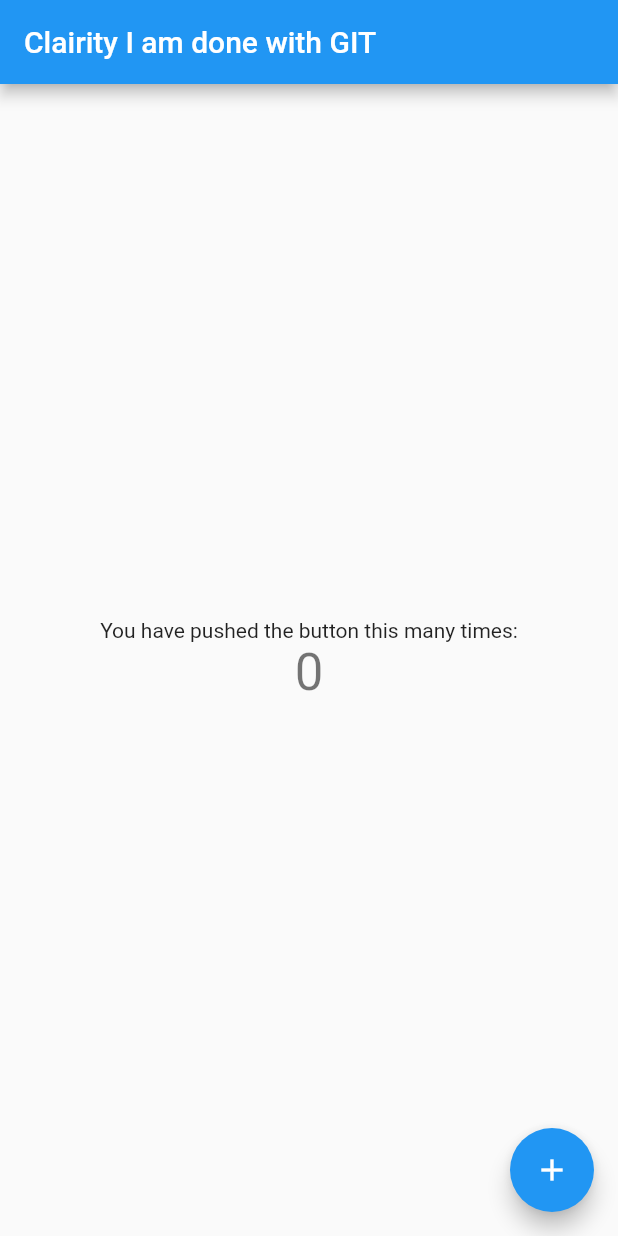
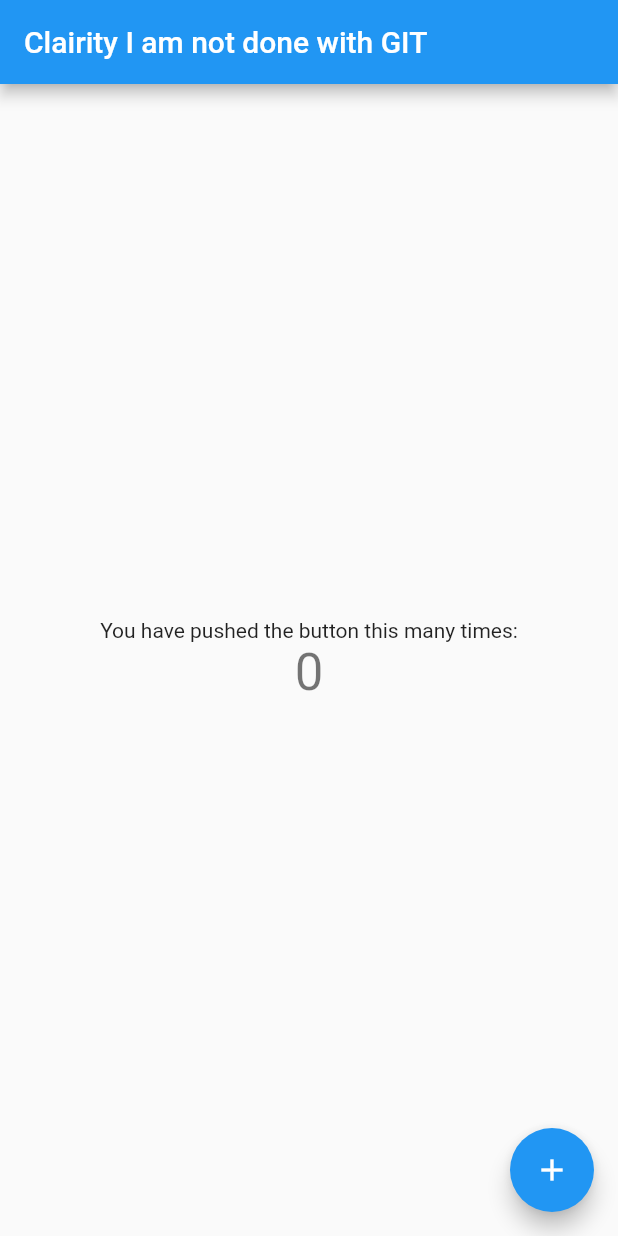
Before and after one commit to BE-Project-cl-AIR-ity/clairity, a Flutter app: the screen it shows after launch, on a phone screen of 412 x 824 dp. Run offline on Flutter 3.47's test engine with Material 2 defaults, Android fonts, the phone set to English and light mode, and no system bars.

Commit message:
Trail swaraj123 branch

```diff
--- a/lib/main.dart
+++ b/lib/main.dart
@@ -20,7 +20,7 @@ class MyApp extends StatelessWidget {
         // is not restarted.
         primarySwatch: Colors.blue,
       ),
-      home: MyHomePage(title: 'Clairity I am done with GIT'),
+      home: MyHomePage(title: 'Clairity I am not done with GIT'),
     );
   }
 }
```
